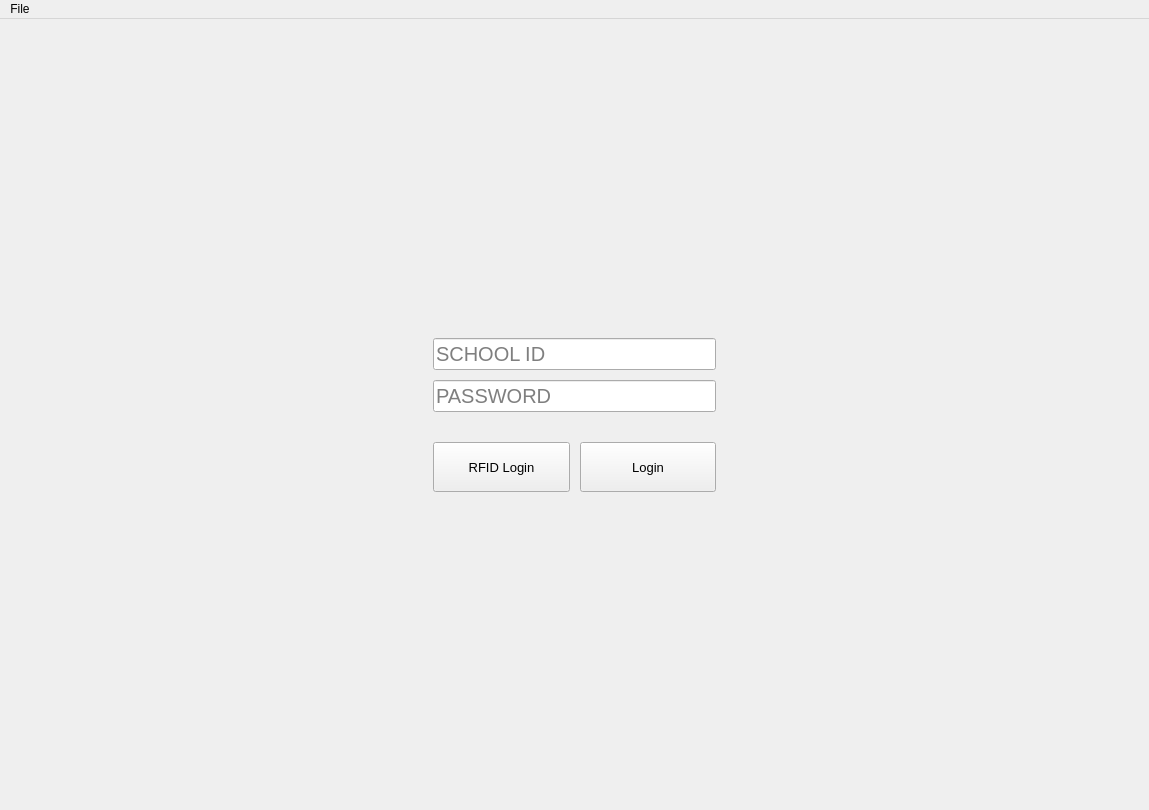
This is src/windows/ui/ProjectMainWindow.ui in 1icolo/AUPay as Qt 5 draws it before an edit. The edited form follows.
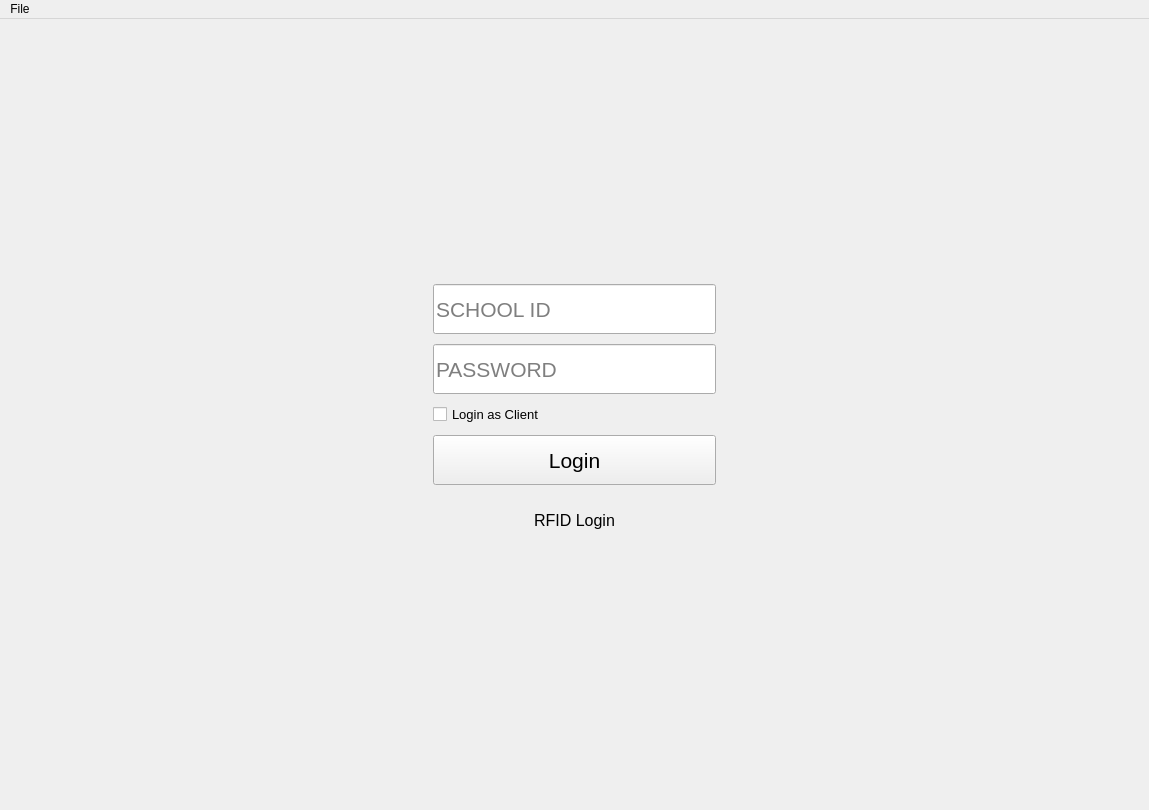
This is the edited form. The open tabs and pages were chosen to show the change. Icons and pictures are not drawn.

Commit message: login as user in login window. (messy code that does the job. will rewrite)

Diff of the .ui file:
```diff
--- a/src/windows/ui/ProjectMainWindow.ui
+++ b/src/windows/ui/ProjectMainWindow.ui
@@ -150,10 +150,22 @@
           </property>
           <item>
            <widget class="QLineEdit" name="lineSchoolId_login">
+            <property name="sizePolicy">
+             <sizepolicy hsizetype="Expanding" vsizetype="Fixed">
+              <horstretch>0</horstretch>
+              <verstretch>0</verstretch>
+             </sizepolicy>
+            </property>
+            <property name="minimumSize">
+             <size>
+              <width>0</width>
+              <height>50</height>
+             </size>
+            </property>
             <property name="font">
              <font>
               <family>Segoe UI</family>
-              <pointsize>15</pointsize>
+              <pointsize>16</pointsize>
               <weight>50</weight>
               <bold>false</bold>
              </font>
@@ -168,10 +180,22 @@
           </item>
           <item>
            <widget class="QLineEdit" name="linePassword_login">
+            <property name="sizePolicy">
+             <sizepolicy hsizetype="Expanding" vsizetype="Fixed">
+              <horstretch>0</horstretch>
+              <verstretch>0</verstretch>
+             </sizepolicy>
+            </property>
+            <property name="minimumSize">
+             <size>
+              <width>0</width>
+              <height>50</height>
+             </size>
+            </property>
             <property name="font">
              <font>
               <family>Segoe UI</family>
-              <pointsize>15</pointsize>
+              <pointsize>16</pointsize>
               <weight>50</weight>
               <bold>false</bold>
              </font>
@@ -194,59 +218,17 @@
            </widget>
           </item>
           <item>
-           <layout class="QHBoxLayout" name="horizontalLayout">
-            <property name="sizeConstraint">
-             <enum>QLayout::SetDefaultConstraint</enum>
-            </property>
-            <property name="topMargin">
-             <number>20</number>
-            </property>
-            <item>
-             <widget class="QPushButton" name="buttonRFIDLogin_login">
-              <property name="sizePolicy">
-               <sizepolicy hsizetype="Expanding" vsizetype="Fixed">
-                <horstretch>0</horstretch>
-                <verstretch>0</verstretch>
-               </sizepolicy>
-              </property>
-              <property name="minimumSize">
-               <size>
-                <width>0</width>
-                <height>50</height>
-               </size>
-              </property>
+           <widget class="QCheckBox" name="checkBoxLoginAsClient_login">
               <property name="font">
                <font>
-                <family>Segoe UI</family>
                 <pointsize>10</pointsize>
-                <weight>50</weight>
-                <bold>false</bold>
-                <strikeout>false</strikeout>
-               </font>
-              </property>
-              <property name="cursor">
-               <cursorShape>PointingHandCursor</cursorShape>
+             </font>
+            </property>
+            <property name="layoutDirection">
+             <enum>Qt::LeftToRight</enum>
               </property>
               <property name="text">
-               <string>RFID Login</string>
-              </property>
-              <property name="shortcut">
-               <string>Shift+Return</string>
-              </property>
-              <property name="checkable">
-               <bool>false</bool>
-              </property>
-              <property name="checked">
-               <bool>false</bool>
-              </property>
-              <property name="autoDefault">
-               <bool>false</bool>
-              </property>
-              <property name="default">
-               <bool>false</bool>
-              </property>
-              <property name="flat">
-               <bool>false</bool>
+             <string>Login as Client</string>
               </property>
              </widget>
             </item>
@@ -267,7 +249,7 @@
               <property name="font">
                <font>
                 <family>Segoe UI</family>
-                <pointsize>10</pointsize>
+              <pointsize>16</pointsize>
                 <weight>50</weight>
                 <bold>false</bold>
                 <strikeout>false</strikeout>
@@ -305,7 +287,54 @@
               </property>
              </widget>
             </item>
-           </layout>
+          <item>
+           <widget class="QPushButton" name="buttonRFIDLogin_login">
+            <property name="sizePolicy">
+             <sizepolicy hsizetype="Expanding" vsizetype="Fixed">
+              <horstretch>0</horstretch>
+              <verstretch>0</verstretch>
+             </sizepolicy>
+            </property>
+            <property name="minimumSize">
+             <size>
+              <width>0</width>
+              <height>50</height>
+             </size>
+            </property>
+            <property name="font">
+             <font>
+              <family>Segoe UI</family>
+              <pointsize>12</pointsize>
+              <weight>50</weight>
+              <bold>false</bold>
+              <strikeout>false</strikeout>
+             </font>
+            </property>
+            <property name="cursor">
+             <cursorShape>PointingHandCursor</cursorShape>
+            </property>
+            <property name="text">
+             <string>RFID Login</string>
+            </property>
+            <property name="shortcut">
+             <string>Shift+Return</string>
+            </property>
+            <property name="checkable">
+             <bool>false</bool>
+            </property>
+            <property name="checked">
+             <bool>false</bool>
+            </property>
+            <property name="autoDefault">
+             <bool>false</bool>
+            </property>
+            <property name="default">
+             <bool>false</bool>
+            </property>
+            <property name="flat">
+             <bool>true</bool>
+            </property>
+           </widget>
           </item>
          </layout>
         </item>
```
Left out of the diff: 28 changed lines with no effect on the pictures. Lines whose indentation alone changed are shown as unchanged. The commit also changes 2 other files.
